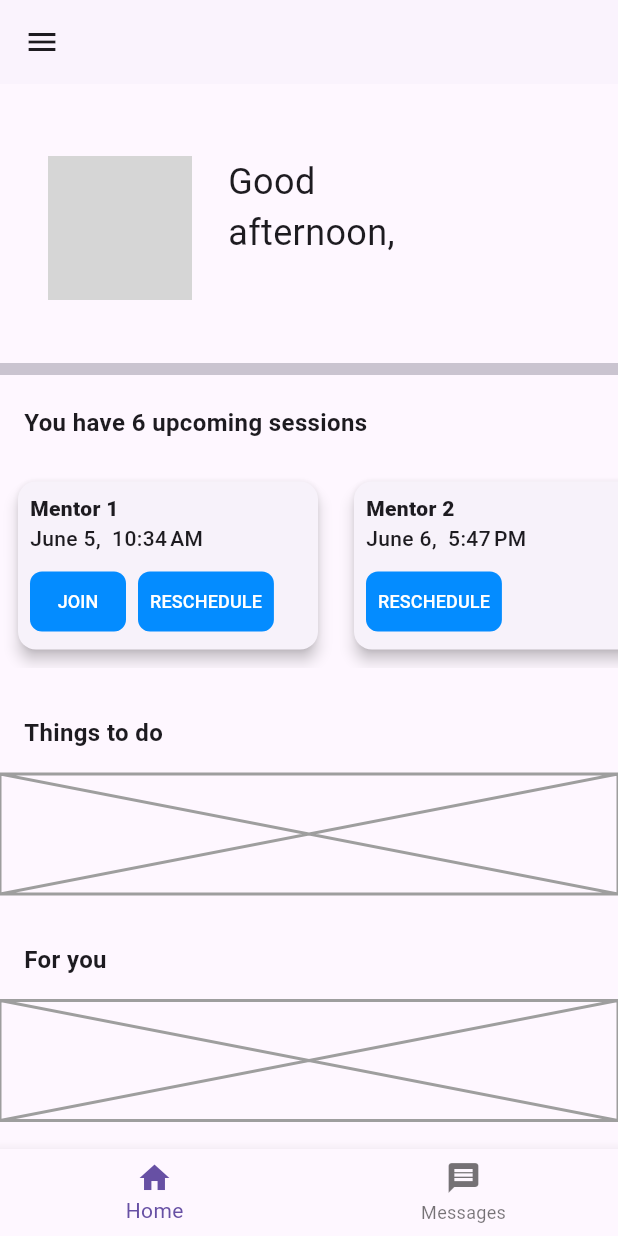
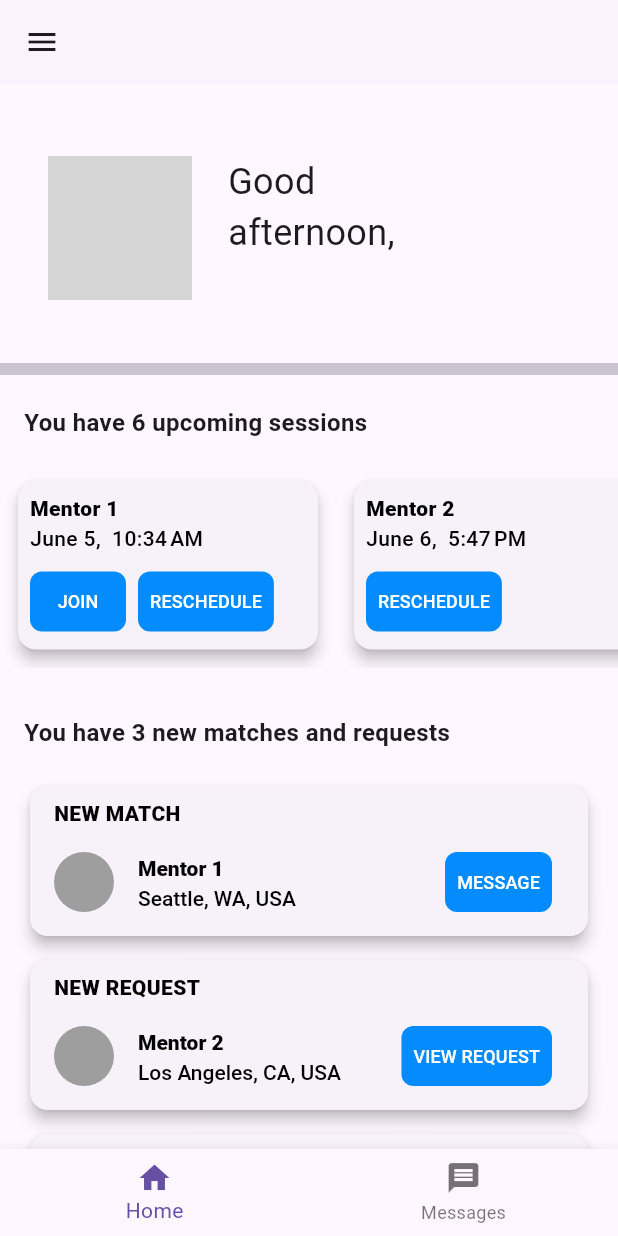
Before and after one commit to micromentor-team/mentoring-flutter-app, a Flutter app: the TabsScreen screen opened directly, on a phone screen of 412 x 824 dp. Run offline on Flutter 3.47's test engine with Material 2 defaults, Android fonts, the phone set to English and light mode, and no system bars; our stand-ins replace badges, emoji_picker_flutter, expandable, flutter_dotenv, flutter_linkify, flutter_rating_bar and 6 more; missing offline and left inert: mocktail; accounts and stored records are empty; network calls fail; grey boxes are pictures that could not be loaded.

Commit message:
Add 'matches and request' section
Creates the MatchSection and MatchTile widgets. Also introduces a Styles class to facilitate managing styles (to be expanded in future commits). This section uses hardcoded mock data instead of calling backend, which will be implemented later.

```diff
--- /dev/null
+++ b/lib/themes/styles.dart
@@ -0,0 +1,14 @@
+import 'package:flutter/material.dart';
+
+class Styles {
+  static const TextStyle cardTitle = TextStyle(
+    color: Colors.black,
+    fontWeight: FontWeight.w900,
+    fontSize: 14.0,
+  );
+  static const TextStyle cardSubtitle = TextStyle(
+    color: Colors.black,
+    fontWeight: FontWeight.w500,
+    fontSize: 14.0,
+  );
+}
--- a/lib/widgets/atoms/item_tile.dart
+++ /dev/null
@@ -1,23 +0,0 @@
-import 'package:flutter/material.dart';
-
-class ItemTile extends StatelessWidget {
-  final String? title;
-  final String? imageUrl;
-  final Widget? content;
-
-  const ItemTile({Key? key, this.title, this.imageUrl, this.content})
-      : super(key: key);
-
-  @override
-  Widget build(BuildContext context) {
-    return ListTile(
-      leading: CircleAvatar(
-        radius: 24,
-        backgroundImage: imageUrl != null ? NetworkImage(imageUrl!) : null,
-        backgroundColor: Colors.grey,
-      ),
-      title: title != null ? Text(title!) : null,
-      subtitle: content,
-    );
-  }
-}
--- /dev/null
+++ b/lib/widgets/atoms/match_tile.dart
@@ -0,0 +1,71 @@
+import 'package:flutter/material.dart';
+
+import 'package:mm_flutter_app/themes/styles.dart';
+import 'package:mm_flutter_app/widgets/atoms/rectangle_button.dart';
+
+class MatchTile extends StatelessWidget {
+  final String header;
+  final String userName;
+  final String userLocation;
+  final String? avatarUrl;
+  final String buttonText;
+  final Function() buttonOnPressed;
+
+  const MatchTile({
+    Key? key,
+    required this.header,
+    required this.userName,
+    required this.userLocation,
+    this.avatarUrl,
+    required this.buttonText,
+    required this.buttonOnPressed,
+  })
+      : super(key: key);
+
+  @override
+  Widget build(BuildContext context) {
+    return Padding(
+      padding: const EdgeInsets.symmetric(horizontal: 16.0, vertical: 4.0),
+      child: Card(
+        elevation: 4.0,
+        child: Column(
+          crossAxisAlignment: CrossAxisAlignment.start,
+          children: [
+            Padding(
+              padding: const EdgeInsets.fromLTRB(16.0, 8.0, 0, 0),
+              child: Text(
+                header,
+                style: Styles.cardTitle,
+              ),
+            ),
+            ListTile(
+              leading: CircleAvatar(
+                radius: 20,
+                backgroundImage: avatarUrl != null ? NetworkImage(avatarUrl!) : null,
+                backgroundColor: Colors.grey,
+              ),
+              title: Text(
+                userName,
+                maxLines: 1,
+                overflow: TextOverflow.ellipsis,
+              ),
+              titleTextStyle: Styles.cardTitle,
+              subtitle: Text(
+                userLocation,
+                maxLines: 1,
+                overflow: TextOverflow.ellipsis,
+              ),
+              subtitleTextStyle: Styles.cardSubtitle,
+              trailing: RectangleButton(
+                onPressed: buttonOnPressed,
+                text: buttonText,
+                fontSize: 12.0,
+                padding: const EdgeInsets.all(8.0),
+              ),
+            ),
+          ],
+        ),
+      ),
+    );
+  }
+}
--- /dev/null
+++ b/lib/widgets/molecules/match_section.dart
@@ -0,0 +1,59 @@
+import 'package:flutter/material.dart';
+
+import 'package:mm_flutter_app/widgets/atoms/match_tile.dart';
+import 'package:mm_flutter_app/widgets/atoms/section_tile.dart';
+
+class MatchSection extends StatefulWidget {
+  const MatchSection({Key? key}) : super(key: key);
+
+  @override
+  State<MatchSection> createState() => _MatchSectionState();
+}
+
+class _MatchSectionState extends State<MatchSection> {
+  List<Widget> _matchTiles = [];
+
+  List<Widget> _createMatchTiles() {
+    //TODO(m-rosario): Call backend instead of using hardcoded mock data.
+    return [
+      _createNewMatchTile('Mentor 1', 'Seattle, WA, USA'),
+      _createNewRequestTile('Mentor 2', 'Los Angeles, CA, USA'),
+      _createNewRequestTile('Mentor 3', 'Nairobi, Kenya'),
+    ];
+  }
+
+  MatchTile _createNewMatchTile(String userName, String userLocation) {
+    return MatchTile(
+      header: 'NEW MATCH',
+      userName: userName,
+      userLocation: userLocation,
+      buttonText: 'MESSAGE',
+      buttonOnPressed: () => {
+        //TODO(m-rosario): Implement MESSAGE functionality.
+      },
+    );
+  }
+
+  MatchTile _createNewRequestTile(String userName, String userLocation) {
+    return MatchTile(
+      header: 'NEW REQUEST',
+      userName: userName,
+      userLocation: userLocation,
+      buttonText: 'VIEW REQUEST',
+      buttonOnPressed: () => {
+        //TODO(m-rosario): Implement VIEW REQUEST functionality.
+      },
+    );
+  }
+
+  @override
+  Widget build(BuildContext context) {
+    _matchTiles = _createMatchTiles();
+    return SectionTile(
+      title: 'You have ${_matchTiles.length} new matches and requests',
+      child: Column(
+        children: _matchTiles,
+      ),
+    );
+  }
+}
--- a/lib/widgets/molecules/upcoming_session_tile.dart
+++ b/lib/widgets/molecules/upcoming_session_tile.dart
@@ -1,6 +1,7 @@
 import 'package:flutter/material.dart';
 import 'package:intl/intl.dart';
 
+import 'package:mm_flutter_app/themes/styles.dart';
 import 'package:mm_flutter_app/widgets/atoms/rectangle_button.dart';
 
 class UpcomingSessionTile extends StatelessWidget {
@@ -59,17 +60,11 @@ class UpcomingSessionTile extends StatelessWidget {
               children: [
                 Text(
                   mentorName,
-                  style: const TextStyle(
-                    fontWeight: FontWeight.w900,
-                    fontSize: 14.0,
-                  ),
+                  style: Styles.cardTitle,
                 ),
                 Text(
                   dateFormat.format(dateTime),
-                  style: const TextStyle(
-                    fontWeight: FontWeight.w500,
-                    fontSize: 14.0,
-                  ),
+                  style: Styles.cardSubtitle,
                 ),
                 const SizedBox(width: 0, height: 8.0,),
                 Row(
--- a/lib/widgets/screens/dashboard/dashboard.dart
+++ b/lib/widgets/screens/dashboard/dashboard.dart
@@ -5,6 +5,7 @@ import 'package:mm_flutter_app/data/models/user/user.dart';
 import 'package:mm_flutter_app/data/models/user/user_provider.dart';
 import 'package:mm_flutter_app/widgets/atoms/profile_header.dart';
 import 'package:mm_flutter_app/widgets/atoms/section_tile.dart';
+import 'package:mm_flutter_app/widgets/molecules/match_section.dart';
 import 'package:mm_flutter_app/widgets/molecules/upcoming_section.dart';
 
 class DashboardScreen extends StatefulWidget {
@@ -46,6 +47,7 @@ class _DashboardScreenState extends State<DashboardScreen> {
                 children: const [
                   Divider(thickness: 8.0),
                   UpcomingSection(),
+                  MatchSection(),
                   SectionTile(
                     title: 'Things to do',
                     child: SizedBox(
```
